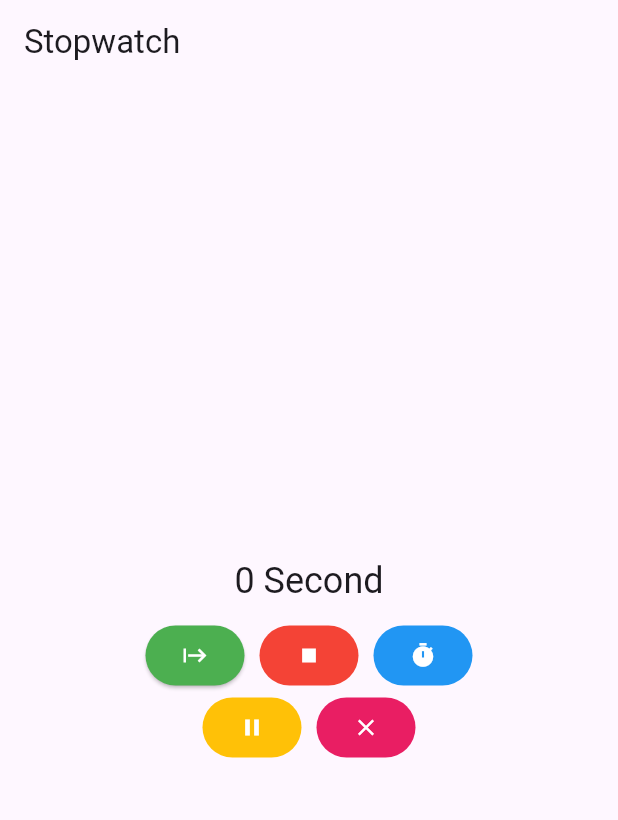
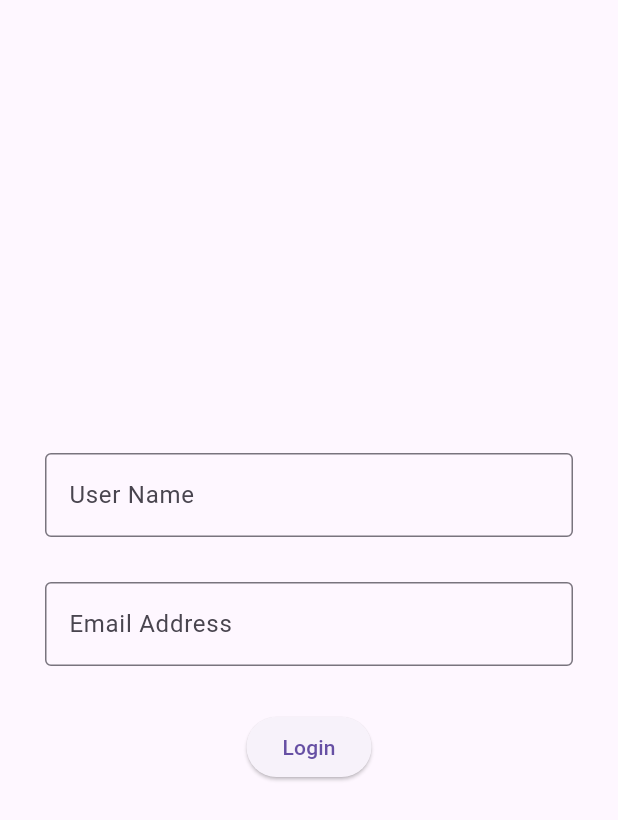
Before and after one commit to niharparecha20/flutter_nvs, a Flutter app: the screen it shows after launch, on a phone screen of 412 x 824 dp. Shown: the top 820 px of the screen. Run offline on Flutter 3.47's test engine with Material 3 defaults, Android fonts, the phone set to English and light mode, and no system bars.

Commit message:
login form

```diff
--- /dev/null
+++ b/lib/2207flutter/loginscreen.dart
@@ -0,0 +1,82 @@
+import 'package:flutter/material.dart';
+import 'package:flutter_application_nvs/2207flutter/stopwatch.dart';
+
+class LoginScreenPart extends StatefulWidget {
+  const LoginScreenPart({super.key});
+
+  @override
+  State<LoginScreenPart> createState() => _LoginScreenPartState();
+}
+
+class _LoginScreenPartState extends State<LoginScreenPart> {
+  String name1 = "", email1 = "";
+  TextEditingController t1 = TextEditingController();
+  TextEditingController t2 = TextEditingController();
+  final _formkey = GlobalKey<FormState>();
+
+  @override
+  Widget build(BuildContext context) {
+    return Scaffold(body: _loginScreen());
+  }
+
+  Widget _loginScreen() {
+    return Form(
+      key: _formkey,
+      child: Padding(
+        padding: const EdgeInsets.all(30),
+        child: Column(
+          mainAxisAlignment: MainAxisAlignment.center,
+          crossAxisAlignment: CrossAxisAlignment.center,
+          children: [
+            TextFormField(
+              controller: t1,
+              decoration: const InputDecoration(
+                labelText: "User Name",
+                border: OutlineInputBorder(),
+              ),
+              validator: (xyz) =>
+                  xyz!.isEmpty ? "Please enter your name" : null,
+            ),
+            const SizedBox(height: 30),
+            TextFormField(
+              controller: t2,
+              decoration: const InputDecoration(
+                labelText: "Email Address",
+                border: OutlineInputBorder(),
+              ),
+              validator: (xyz) {
+                if (xyz!.isEmpty) {
+                  return "Email cannot be blank";
+                }
+                final regex =
+                    RegExp(r'^[a-zA-Z0-9._%+-]+@[a-zA-Z0-9.-]+\.[a-zA-Z]{2,}$');
+                if (!regex.hasMatch(xyz)) {
+                  return "Email address is not in valid format";
+                }
+                return null;
+              },
+            ),
+            const SizedBox(height: 30),
+            ElevatedButton(
+              onPressed: _validate,
+              child: const Text("Login"),
+            ),
+          ],
+        ),
+      ),
+    );
+  }
+
+  void _validate() {
+    var form = _formkey.currentState;
+    if (form?.validate() == true) {
+      name1 = t1.text;
+      email1 = t2.text;
+      Navigator.of(context).pushReplacement(MaterialPageRoute(
+          builder: (_) => Stopwatch(name: name1, email: email1)));
+      print("Form is valid");
+    } else {
+      print("Form is not valid");
+    }
+  }
+}
--- a/lib/main.dart
+++ b/lib/main.dart
@@ -1,4 +1,5 @@
 import 'package:flutter/material.dart';
+import 'package:flutter_application_nvs/2207flutter/loginscreen.dart';
 //import 'package:flutter_application_nvs/1507flutter/basiccompo.dart';
 //import 'package:flutter_application_nvs/1507flutter/columnexample.dart';
 //import 'package:flutter_application_nvs/1507flutter/textstyleexmp.dart';
@@ -14,7 +15,7 @@
   @override
   Widget build(BuildContext context) {
     return const MaterialApp(
-      home: Stopwatch(),
+      home: LoginScreenPart(),
       );
   }
 }
```
Also changed, not shown: lib/2207flutter/stopwatch.dart (+58 -14 lines).
